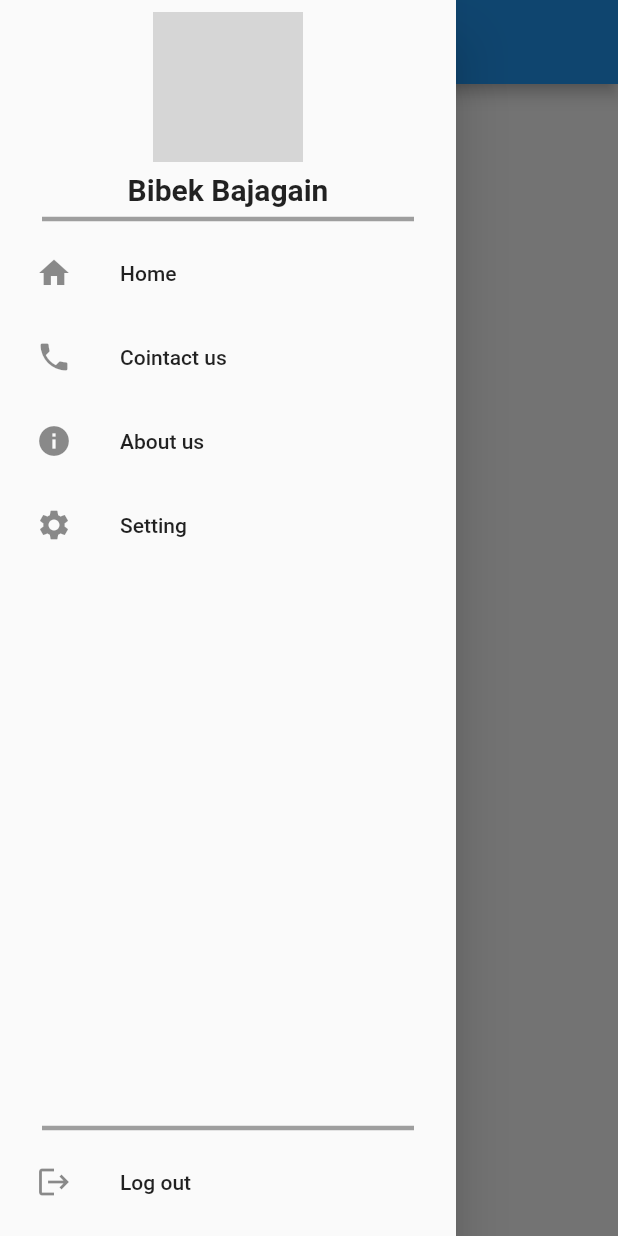
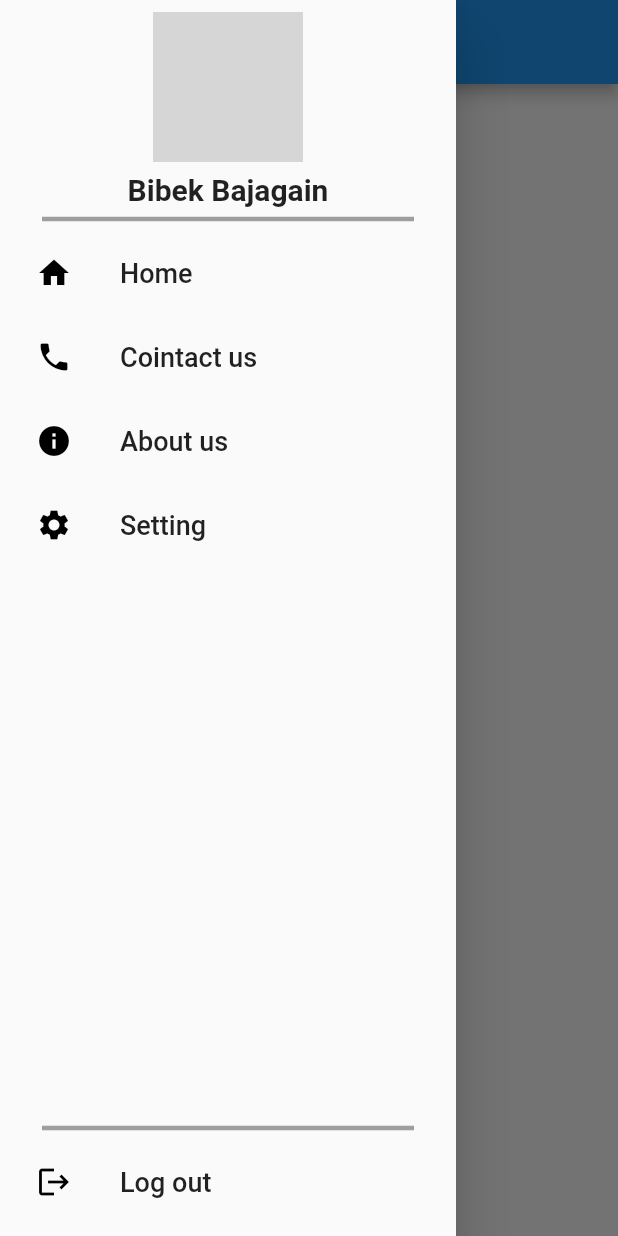
Before and after one commit to bibekbajagain074/Drawer-in-flutter, a Flutter app: the screen it shows after launch, with the side drawer open, on a phone screen of 412 x 824 dp. Run offline on Flutter 3.47's test engine with Material 2 defaults, Android fonts, the phone set to English and light mode, and no system bars; network calls fail; grey boxes are pictures that could not be loaded.

Commit message:
icons colors,sttyle

```diff
--- a/lib/main.dart
+++ b/lib/main.dart
@@ -1,6 +1,6 @@
 import 'package:flutter/material.dart';
 
-import 'home_page.dart';
+import 'screeens/home_page.dart';
 
 void main() {
   runApp(const MyApp());
--- a/lib/home_page.dart
+++ b/lib/screeens/home_page.dart
@@ -1,4 +1,4 @@
-import 'package:drawer_app/data.dart';
+import 'package:drawer_app/data/drawer_data.dart';
 import 'package:flutter/material.dart';
 
 class HomePage extends StatelessWidget {
@@ -43,8 +43,16 @@ class HomePage extends StatelessWidget {
                         return Column(
                           children: [
                             ListTile(
-                              leading: Icon(drawerList[index].icon),
-                              title: Text(drawerList[index].title),
+                              leading: Icon(
+                                drawerList[index].icon,
+                                color: Colors.black,
+                              ),
+                              title: Text(
+                                drawerList[index].title,
+                                style: TextStyle(
+                                  fontSize: 18,
+                                ),
+                              ),
                             ),
                           ],
                         );
@@ -57,8 +65,16 @@ class HomePage extends StatelessWidget {
                   endIndent: 20,
                 ),
                 ListTile(
-                  leading: Icon(Icons.logout),
-                  title: Text("Log out"),
+                  leading: Icon(
+                    Icons.logout,
+                    color: Colors.black,
+                  ),
+                  title: Text(
+                    "Log out",
+                    style: TextStyle(
+                      fontSize: 18,
+                    ),
+                  ),
                 )
               ],
             ),
```
Also changed, not shown: lib/data/drawer_data.dart (renamed from lib/data.dart).
